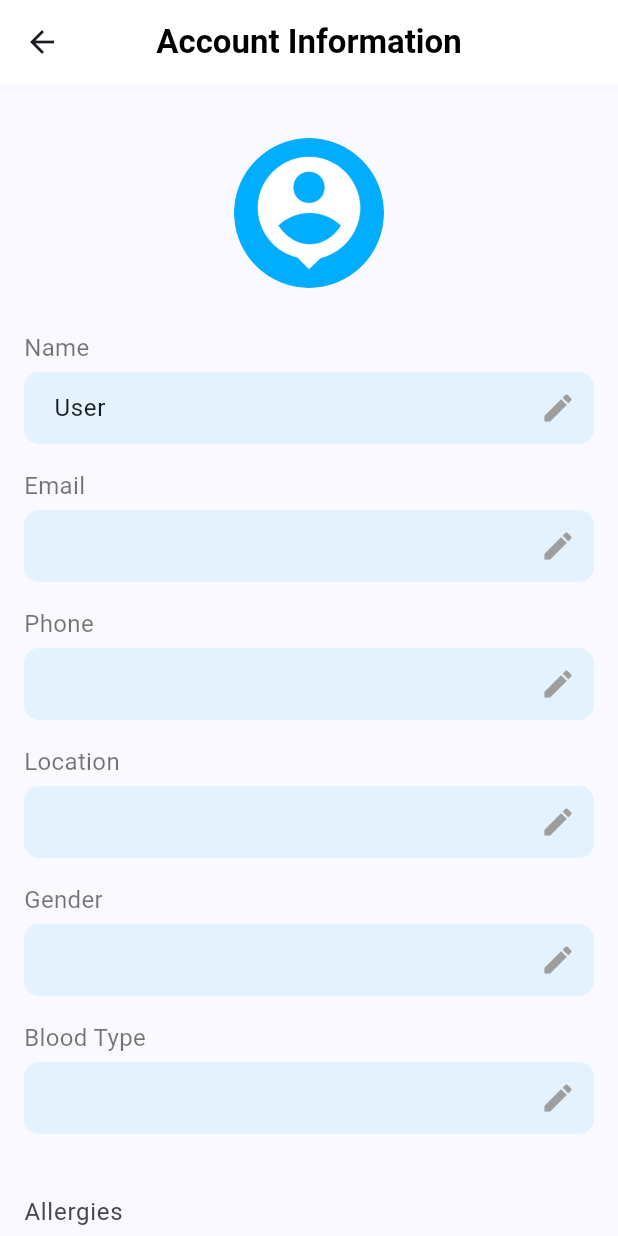
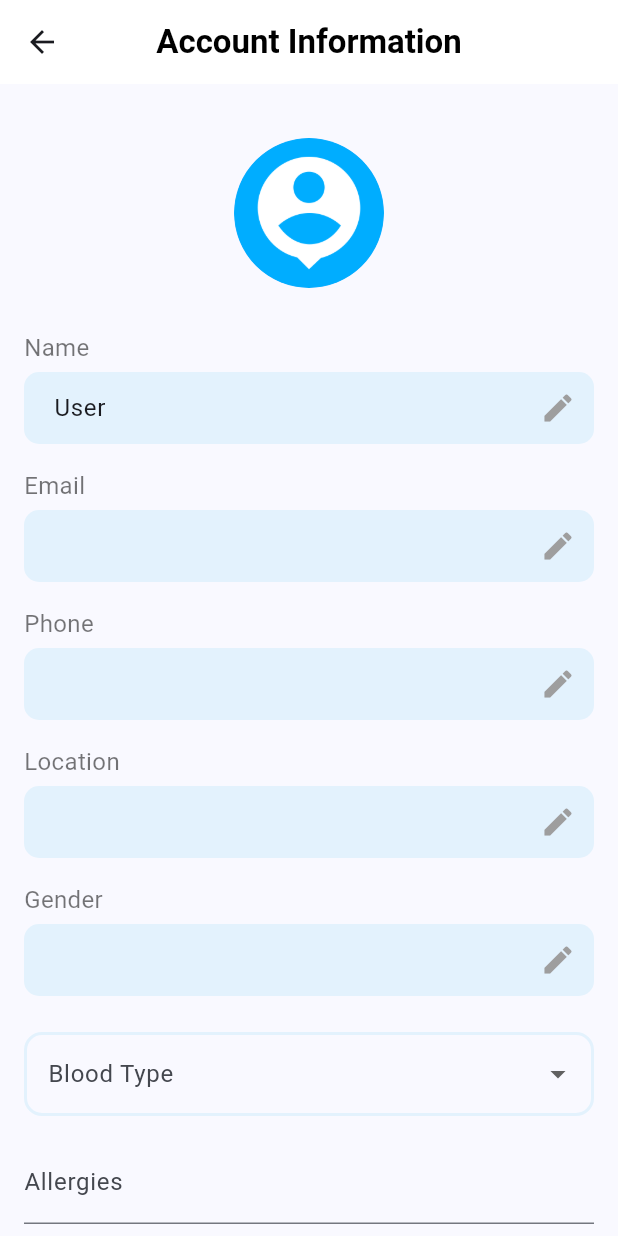
Before and after one commit to Omnyanasr/Hospital-Management, a Flutter app: the AccountInformationPage screen opened by its route, on a phone screen of 412 x 824 dp. Run offline on Flutter 3.47's test engine with Material 3 defaults, Android fonts, the phone set to English and light mode, and no system bars; our stand-ins replace cloud_firestore, firebase_auth, firebase_core, firebase_storage, get, google_sign_in and 3 more; accounts and stored records are empty.

Commit message:
editing profile info (blood type turned into a dropdown...)

```diff
--- a/lib/components/profile_input_feild.dart
+++ b/lib/components/profile_input_feild.dart
@@ -30,7 +30,7 @@ class ProfileInputField extends StatelessWidget {
             decoration: InputDecoration(
               suffixIcon: const Icon(Icons.edit, color: Colors.grey),
               filled: true,
-              fillColor: Colors.blue[50],
+              fillColor: const Color.fromRGBO(227, 242, 253, 1),
               contentPadding:
                   const EdgeInsets.symmetric(vertical: 12, horizontal: 16),
               border: OutlineInputBorder(
--- a/lib/view/account/account_info.dart
+++ b/lib/view/account/account_info.dart
@@ -9,8 +9,31 @@ class AccountInformationPage extends StatelessWidget {
   final ProfileController controller = Get.find<ProfileController>();
   final ImagePicker _picker = ImagePicker();
   final RxBool isLoading = false.obs;
+  final TextEditingController allergiesController = TextEditingController();
+  final TextEditingController chronicConditionsController =
+      TextEditingController();
+  final TextEditingController surgeriesController = TextEditingController();
 
-  AccountInformationPage({super.key});
+  AccountInformationPage({super.key}) {
+    // Link controllers to Rx variables
+    allergiesController.text = controller.allergies.value.join(', ');
+    chronicConditionsController.text =
+        controller.chronicConditions.value.join(', ');
+    surgeriesController.text = controller.surgeries.value.join(', ');
+
+    // Update controllers when Rx variables change
+    controller.allergies.listen((value) {
+      allergiesController.text = value.join(', ');
+    });
+
+    controller.chronicConditions.listen((value) {
+      chronicConditionsController.text = value.join(', ');
+    });
+
+    controller.surgeries.listen((value) {
+      surgeriesController.text = value.join(', ');
+    });
+  }
 
   Future<void> _pickImage() async {
     try {
@@ -124,45 +147,78 @@ class AccountInformationPage extends StatelessWidget {
                 label: "Gender",
                 value: controller.gender.value,
                 onChanged: (value) => controller.gender.value = value),
-            ProfileInputField(
-                label: "Blood Type",
-                value: controller.bloodType.value,
-                onChanged: (value) => controller.bloodType.value = value),
             const SizedBox(height: 16),
-            Obx(() => TextField(
-                  controller: TextEditingController(
-                    text: controller.allergies.value.join(', '),
+            Obx(() => DropdownButtonFormField<String>(
+                  value: controller.bloodType.value.isNotEmpty
+                      ? controller.bloodType.value
+                      : null,
+                  items: ['A+', 'A-', 'B+', 'B-', 'O+', 'O-', 'AB+', 'AB-']
+                      .map((bloodType) => DropdownMenuItem(
+                            value: bloodType,
+                            child: Text(bloodType),
+                          ))
+                      .toList(),
+                  decoration: InputDecoration(
+                    labelText: "Blood Type",
+                    border: OutlineInputBorder(
+                      borderRadius:
+                          BorderRadius.circular(12), // Rounded corners
+                      borderSide: const BorderSide(
+                        color: Color.fromRGBO(227, 242, 253, 1), // Border color
+                        width: 2.0, // Border thickness
                       ),
+                    ),
+                    enabledBorder: OutlineInputBorder(
+                      borderRadius: BorderRadius.circular(12),
+                      borderSide: const BorderSide(
+                        color: Color.fromRGBO(
+                            227, 242, 253, 1), // Border color when not focused
+                        width: 2.0,
+                      ),
+                    ),
+                    focusedBorder: OutlineInputBorder(
+                      borderRadius: BorderRadius.circular(12),
+                      borderSide: const BorderSide(
+                        color: Color.fromRGBO(
+                            164, 210, 242, 1), // Border color when focused
+                        width: 2.5, // Thicker border when focused
+                      ),
+                    ),
+                  ),
+                  onChanged: (value) {
+                    if (value != null) {
+                      controller.bloodType.value = value;
+                    }
+                  },
+                )),
+            const SizedBox(height: 16),
+            TextField(
+              controller: allergiesController,
               decoration: const InputDecoration(labelText: 'Allergies'),
               onChanged: (value) {
                 controller.allergies.value =
                     value.split(',').map((e) => e.trim()).toList();
               },
-                )),
+            ),
             const SizedBox(height: 16),
-            Obx(() => TextField(
-                  controller: TextEditingController(
-                    text: controller.chronicConditions.value.join(', '),
-                  ),
+            TextField(
+              controller: chronicConditionsController,
               decoration:
                   const InputDecoration(labelText: 'Chronic Conditions'),
               onChanged: (value) {
                 controller.chronicConditions.value =
                     value.split(',').map((e) => e.trim()).toList();
               },
-                )),
+            ),
             const SizedBox(height: 16),
-            Obx(() => TextField(
-                  controller: TextEditingController(
-                    text: controller.surgeries.value.join(', '),
-                  ),
-                  decoration:
-                      const InputDecoration(labelText: 'Past Surgeries'),
+            TextField(
+              controller: surgeriesController,
+              decoration: const InputDecoration(labelText: 'Past Surgeries'),
               onChanged: (value) {
                 controller.surgeries.value =
                     value.split(',').map((e) => e.trim()).toList();
               },
-                )),
+            ),
             const SizedBox(height: 20),
             Obx(() => ElevatedButton(
                   onPressed: isLoading.value ? null : _saveProfile,
--- a/lib/view/homepage.dart
+++ b/lib/view/homepage.dart
@@ -114,14 +114,17 @@ class HomeScreen extends StatelessWidget {
             automaticallyImplyLeading: false,
             backgroundColor: Colors.transparent,
             elevation: 0,
-            title: Text(
-              'Hello, ${profileController.name.value.split(' ')[0]} 👋',
-              style: const TextStyle(
-                color: Colors.black,
-                fontSize: 24,
-                fontWeight: FontWeight.bold,
-              ),
-            ),
+            title: Obx(() {
+              final firstName = profileController.name.value.split(' ')[0];
+              return Text(
+                'Hello, $firstName 👋',
+                style: const TextStyle(
+                  color: Colors.black,
+                  fontSize: 24,
+                  fontWeight: FontWeight.bold,
+                ),
+              );
+            }),
             actions: [
               IconButton(
                 icon: const Icon(Icons.notifications, color: Colors.black),
```
Lines whose indentation alone changed are shown as unchanged.
